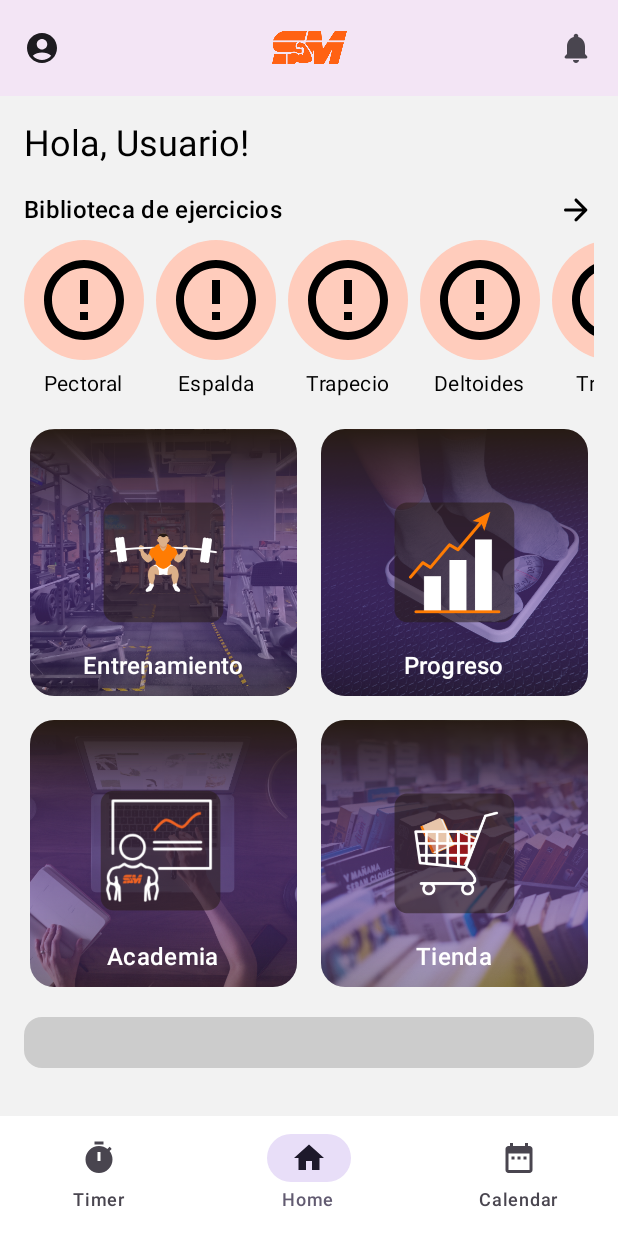
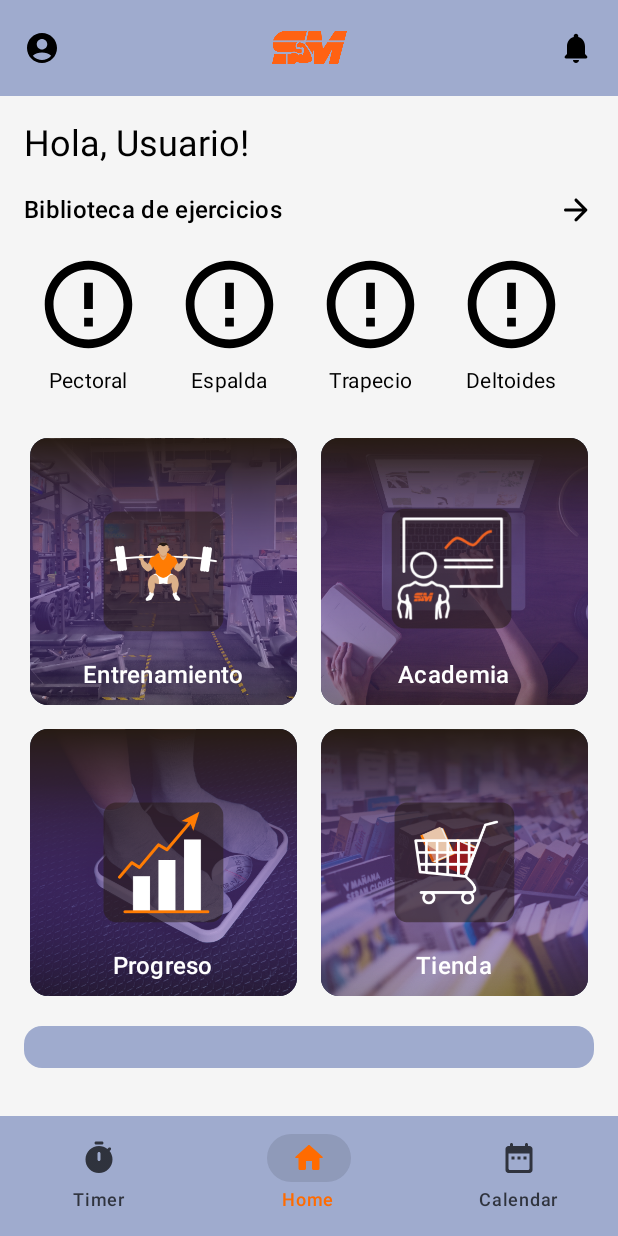
Before and after one commit to ParcivalDev/FitCoach, an Android app built with Jetpack Compose: the @Preview function HomeScreen, on a phone screen of 412 x 824 dp. Run offline under Robolectric (Android 15) with nearby library versions, the phone set to English and light mode, and no system bars.

Commit message:
Actualización de colores

```diff
--- a/app/src/main/java/com/example/fitcoach/ui/navigation/Navigation.kt
+++ b/app/src/main/java/com/example/fitcoach/ui/navigation/Navigation.kt
@@ -4,6 +4,7 @@ import androidx.compose.runtime.Composable
 import androidx.navigation.compose.NavHost
 import androidx.navigation.compose.composable
 import androidx.navigation.compose.rememberNavController
+import com.example.fitcoach.ui.screens.home.HomeScreen
 import com.example.fitcoach.ui.screens.login.LoginScreen
 import com.example.fitcoach.ui.screens.splash.SplashScreen
 
@@ -28,14 +29,23 @@ fun Navigation(/*checkUserLoggedIn: () -> Boolean*/) {
                      popUpTo(Screen.SplashScreen.route) { inclusive = true }
                  }
              },
+
              //checkUserLoggedIn = checkUserLoggedIn
          )*/
         }
         composable(Screen.Login.route) {
-            LoginScreen(/*navController*/)
+            LoginScreen(
+                onNavigateToHome = {
+                    navController.navigate(Screen.Home.route) {
+                        popUpTo(Screen.Login.route) {
+                            inclusive = true
+                        } // Esto es para que no se pueda volver a la pantalla de login
                     }
-        composable(Screen.Register.route) {
-            //RegisterScreen(navController)
+                }
+            )
+        }
+        composable(Screen.Home.route) {
+            HomeScreen()
         }
     }
 }
--- a/app/src/main/java/com/example/fitcoach/ui/screens/home/HomeScreen.kt
+++ b/app/src/main/java/com/example/fitcoach/ui/screens/home/HomeScreen.kt
@@ -1,7 +1,9 @@
 package com.example.fitcoach.ui.screens.home
 
+import android.content.res.Configuration
 import androidx.compose.foundation.Image
 import androidx.compose.foundation.background
+import androidx.compose.foundation.isSystemInDarkTheme
 import androidx.compose.foundation.layout.*
 import androidx.compose.foundation.lazy.LazyRow
 import androidx.compose.foundation.lazy.grid.GridCells
@@ -9,6 +11,7 @@ import androidx.compose.foundation.lazy.grid.LazyVerticalGrid
 import androidx.compose.foundation.lazy.grid.items
 import androidx.compose.foundation.lazy.items
 import androidx.compose.foundation.shape.CircleShape
+
 import androidx.compose.foundation.shape.RoundedCornerShape
 import androidx.compose.material3.*
 import androidx.compose.runtime.*
@@ -21,23 +24,51 @@ import androidx.compose.material.icons.automirrored.filled.ArrowForward
 import androidx.compose.material.icons.automirrored.rounded.ArrowForward
 import androidx.compose.material.icons.filled.*
 import androidx.compose.material.icons.rounded.AccountCircle
+import androidx.compose.material.icons.rounded.DateRange
+import androidx.compose.material.icons.rounded.Home
 import androidx.compose.material.icons.rounded.Notifications
 import androidx.compose.material.icons.rounded.Settings
+import androidx.compose.material.icons.rounded.Timer
+import androidx.compose.ui.draw.clip
+import androidx.compose.ui.graphics.Brush
+import androidx.compose.ui.graphics.TileMode
 import androidx.compose.ui.graphics.vector.ImageVector
 import androidx.compose.ui.layout.ContentScale
 import androidx.compose.ui.res.painterResource
 import androidx.compose.ui.text.style.TextAlign
 import androidx.compose.ui.tooling.preview.Preview
+import androidx.compose.ui.tooling.preview.PreviewParameter
 import com.example.fitcoach.R
 import com.example.fitcoach.ui.theme.Orange
 
+
+val BackgroundLight = Color(0xFFF5F5F5)
+val BackgroundDark = Color(0xFF030B1B)
+val DarkBlueLight = Color(0xFF9fabce)
+val DarkBlueDark = Color(0xFF1A2234)
+val CardLight = Color(0xFF9fabce)
+val CardDark = Color(0xFF1E2A4A)
+val AccentOrange = Color(0xFFFF6B00)
+
 @Preview(showBackground = true)
 @Composable
+fun HomeScreenPreview() {
+    HomeScreen()
+}
+
+@Preview(showBackground = true, uiMode = Configuration.UI_MODE_NIGHT_YES)
+@Composable
 fun HomeScreen() {
+    val isDarkTheme = isSystemInDarkTheme()
+    val backgroundColor = if (isDarkTheme) BackgroundDark else BackgroundLight
+    val cardColor = if (isDarkTheme) CardDark else CardLight
+    val textColor = if (isDarkTheme) Color.White else Color.Black
+
+
     Scaffold(
-        topBar = { TopAppBar() },
-        bottomBar = { BottomNavBar() },
-        containerColor = Color(0xFFF2F2F2) // Light purple background
+        topBar = { TopAppBar(isDarkTheme) },
+        bottomBar = { BottomNavBar(isDarkTheme) },
+        containerColor = backgroundColor
     ) { paddingValues ->
         Column(
             modifier = Modifier
@@ -45,17 +76,20 @@ fun HomeScreen() {
                 .padding(paddingValues)
                 .padding(16.dp)
         ) {
-            Greeting()
-            ExerciseLibrary()
-            OtherCategories()
-            LatestNews()
+            Greeting(textColor)
+            ExerciseLibrary(textColor)
+            OtherCategories(textColor)
+            LatestNews(cardColor, textColor)
         }
     }
 }
 
+
 @OptIn(ExperimentalMaterial3Api::class)
 @Composable
-fun TopAppBar() {
+fun TopAppBar(isDarkTheme:Boolean) {
+    val backgroundColor = if (isDarkTheme) DarkBlueDark else DarkBlueLight
+    val contentColor = if (isDarkTheme) Color.White else Color.Black
     TopAppBar(
         title = {
             Box(
@@ -80,14 +114,16 @@ fun TopAppBar() {
             }
         },
         colors = TopAppBarDefaults.topAppBarColors(
-            containerColor = Color(0xFFF3E5F5), // Light purple
-            titleContentColor = Color.Black,
+            containerColor = backgroundColor,
+            titleContentColor = contentColor,
+            navigationIconContentColor = contentColor,
+            actionIconContentColor = contentColor
         )
     )
 }
 
 @Composable
-fun ExerciseLibrary() {
+fun ExerciseLibrary(textColor: Color) {
     Column {
         Row(
             modifier = Modifier
@@ -97,8 +133,16 @@ fun ExerciseLibrary() {
             verticalAlignment = Alignment.CenterVertically,
 
             ) {
-            Text("Biblioteca de ejercicios", style = MaterialTheme.typography.titleMedium)
-            Icon(Icons.AutoMirrored.Rounded.ArrowForward, contentDescription = "Ir a biblioteca")
+            Text(
+                "Biblioteca de ejercicios",
+                style = MaterialTheme.typography.titleMedium,
+                color = textColor
+            )
+            Icon(
+                Icons.AutoMirrored.Rounded.ArrowForward,
+                contentDescription = "Ir a biblioteca",
+                tint = textColor
+            )
         }
         Spacer(modifier = Modifier.height(8.dp))
         LazyRow(
@@ -111,29 +155,35 @@ fun ExerciseLibrary() {
                     "Cuádriceps", "Isquios", "Gemelos", "Aductores"
                 )
             ) { muscle ->
-                ExerciseItem(muscle)
+                ExerciseItem(muscle, textColor)
             }
         }
     }
 }
 
 @Composable
-fun ExerciseItem(muscle: String) {
+fun ExerciseItem(muscle: String, textColor: Color) {
     Column(
-        horizontalAlignment = Alignment.CenterHorizontally
+        horizontalAlignment = Alignment.CenterHorizontally,
+        modifier = Modifier.padding(8.dp)
     ) {
         Image(
             painter = painterResource(id = getExerciseImageResource(muscle)),
             contentDescription = "Imagen de $muscle",
+            contentScale = ContentScale.Crop,
             modifier = Modifier
-                .size(80.dp)
-                .background(Color(0xFFFFCCBC), CircleShape) //0xFFD1C4E9
-                // o .clip(CircleShape)
-                .padding(8.dp),
-            contentScale = ContentScale.Fit
+                .size(70.dp)
+                .clip(CircleShape)  // Esto redondeará la imagen
+                .background(
+                    Color(0x00132A4A),
+                    CircleShape
+                )  // Fondo circular del color de las tarjetas
+
+                // .background(Color(0xFFD1C4E9), CircleShape) //0xFFD1C4E9
+                .padding(0.dp),
         )
         Spacer(modifier = Modifier.height(6.dp))
-        Text(muscle, style = MaterialTheme.typography.bodyMedium)
+        Text(muscle, style = MaterialTheme.typography.bodyMedium, color = textColor)
     }
 }
 
@@ -160,8 +210,8 @@ fun getExerciseImageResource(muscle: String): Int {
 
 
 @Composable
-fun OtherCategories() {
-    val categories = listOf("Entrenamiento", "Progreso", "Academia", "Tienda")
+fun OtherCategories(cardColor: Color) {
+    val categories = listOf("Entrenamiento", "Academia", "Progreso", "Tienda")
     Column(
         verticalArrangement = Arrangement.spacedBy(8.dp),
         modifier = Modifier.padding(top = 16.dp)
@@ -183,8 +233,8 @@ fun CategoryItem(category: String, modifier: Modifier = Modifier) {
         modifier = modifier
             .aspectRatio(1f)
             .padding(4.dp),
-        shape = RoundedCornerShape(16.dp), //¿?¿?¿?¿??
-        colors = CardDefaults.cardColors(containerColor = Color.LightGray)
+        shape = RoundedCornerShape(12.dp),
+        colors = CardDefaults.cardColors(containerColor = CardDark)
     ) {
         Box(modifier = Modifier.fillMaxSize()) {
             // Imagen de fondo
@@ -227,56 +277,66 @@ fun getCategoryBackgroundImage(category: String): Int {
 }
 
 @Composable
-fun LatestNews() {
+fun LatestNews(cardColor: Color, textColor: Color) {
     Card(
         modifier = Modifier
             .fillMaxWidth()
             .height(100.dp)
             .padding(vertical = 16.dp),
-        colors = CardDefaults.cardColors(containerColor = Color.LightGray)
+        colors = CardDefaults.cardColors(containerColor = cardColor)
     ) {
         Column(
             modifier = Modifier
                 .fillMaxSize()
                 .padding(16.dp)
         ) {
-            Text("Últimas noticias", style = MaterialTheme.typography.titleMedium)
-            Spacer(modifier = Modifier.height(8.dp))
-            // Aquí puedes añadir el contenido de las últimas noticias
+            Text(
+                "Últimas noticias",
+                style = MaterialTheme.typography.titleMedium,
+                color = textColor
+            )
+
         }
     }
 }
 
 @Composable
-fun Greeting() {
+fun Greeting(textColor: Color) {
     Text(
         "Hola, Usuario!",
-        style = MaterialTheme.typography.headlineSmall
+        style = MaterialTheme.typography.headlineSmall,
+        color = textColor,
     )
 }
 
 @Composable
-fun BottomNavBar() {
+fun BottomNavBar(isDarkTheme: Boolean) {
+    val backgroundColor = if (isDarkTheme) DarkBlueDark else DarkBlueLight
+    val contentColor = if (isDarkTheme) Color.White else Color.Black
+
     NavigationBar(
-        containerColor = Color.White
+        containerColor = backgroundColor
     ) {
-        NavigationBarItem(
-            icon = { Icon(Icons.Default.Timer, contentDescription = "Timer") },
-            label = { Text("Timer") },
-            selected = false,
-            onClick = { /* TODO */ }
+        val items = listOf(
+            Triple(Icons.Rounded.Timer, "Timer", false),
+            Triple(Icons.Rounded.Home, "Home", true),
+            Triple(Icons.Rounded.DateRange, "Calendar", false)
         )
-        NavigationBarItem(
-            icon = { Icon(Icons.Default.Home, contentDescription = "Home") },
-            label = { Text("Home") },
-            selected = true,
-            onClick = { /* TODO */ }
-        )
-        NavigationBarItem(
-            icon = { Icon(Icons.Default.DateRange, contentDescription = "Calendar") },
-            label = { Text("Calendar") },
-            selected = false,
-            onClick = { /* TODO */ }
-        )
+
+        items.forEach { (icon, label, selected) ->
+            NavigationBarItem(
+                icon = { Icon(icon, contentDescription = label) },
+                label = { Text(label) },
+                selected = selected,
+                onClick = { /* TODO */ },
+                colors = NavigationBarItemDefaults.colors(
+                    selectedIconColor = AccentOrange,
+                    unselectedIconColor = contentColor.copy(alpha = 0.7f),
+                    selectedTextColor = AccentOrange,
+                    unselectedTextColor = contentColor.copy(alpha = 0.7f),
+                    indicatorColor = contentColor.copy(alpha = 0.1f)
+                )
+            )
+        }
     }
 }
--- a/app/src/main/java/com/example/fitcoach/ui/screens/login/LoginScreen.kt
+++ b/app/src/main/java/com/example/fitcoach/ui/screens/login/LoginScreen.kt
@@ -61,15 +61,16 @@ import androidx.compose.ui.text.style.TextAlign
 import androidx.compose.ui.tooling.preview.Preview
 import androidx.compose.ui.unit.dp
 import androidx.compose.ui.unit.sp
+import androidx.navigation.NavController
 import com.example.fitcoach.R
 import com.example.fitcoach.ui.theme.DarkOrange
 import com.example.fitcoach.ui.theme.Gray
 import com.example.fitcoach.ui.theme.LightBlue
 import com.example.fitcoach.ui.theme.Orange
 
-@Preview(showBackground = true)
+
 @Composable
-fun LoginScreen(/*navController: NavController*/) {
+fun LoginScreen(onNavigateToHome: () -> Unit) {
     var email by remember { mutableStateOf("") }
     var password by remember { mutableStateOf("") }
     var passwordVisible by remember { mutableStateOf(false) }
@@ -293,7 +294,7 @@ fun LoginScreen(/*navController: NavController*/) {
 
                 Spacer(modifier = Modifier.height(24.dp))
                 Button(
-                    onClick = { /* Implementar lógica de login */ },
+                    onClick = { onNavigateToHome() },
                     modifier = Modifier
                         .fillMaxWidth(0.6f)
                         .height(50.dp)
```
Lines whose indentation alone changed are shown as unchanged.
